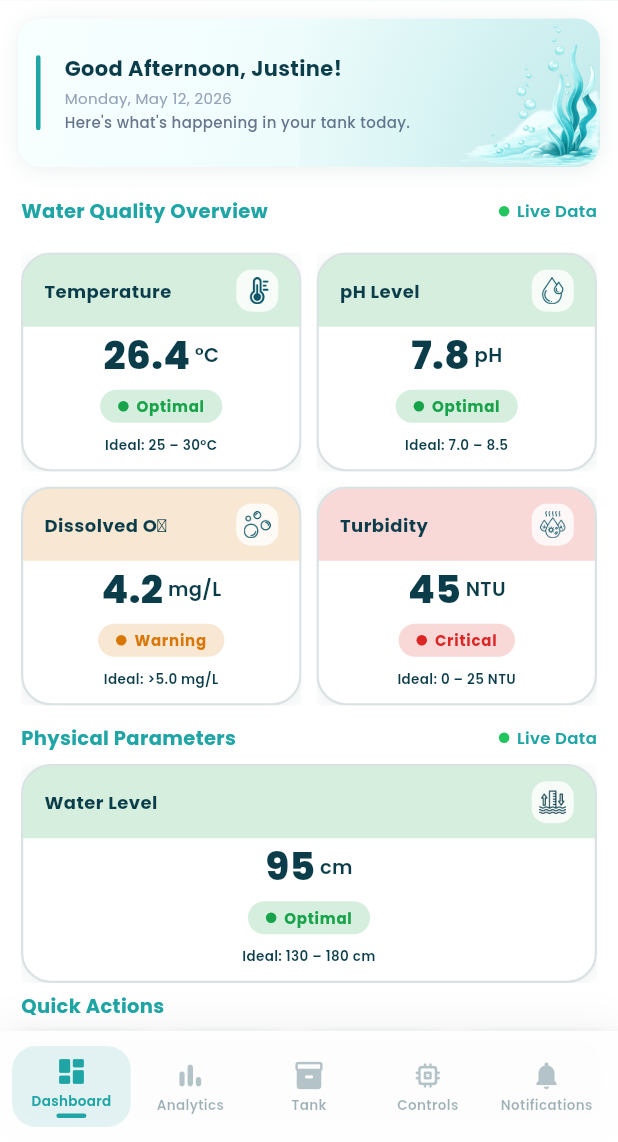
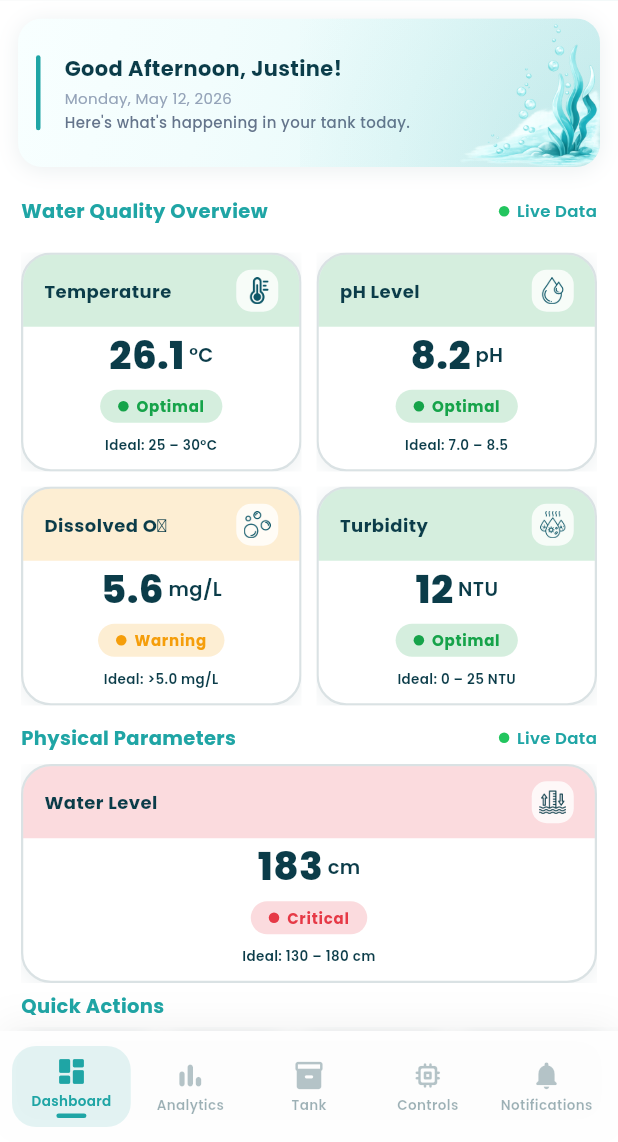
Before and after one commit to justinemontante/CrayCare, a Flutter app: the screen it shows after launch, after a tap on "Sign In", on a phone screen of 412 x 824 dp, the part 94-1236 px from its top. Run offline on Flutter 3.47's test engine with Material 3 defaults, Android fonts, the light colour scheme and no system bars; our stand-ins replace shared_preferences.

Commit message:
fix dashboard

```diff
--- a/lib/screens/dashboard_screen.dart
+++ b/lib/screens/dashboard_screen.dart
@@ -1,11 +1,36 @@
 import 'package:flutter/material.dart';
 import '../theme/app_colors.dart';
 import '../widgets/section_label.dart';
+import '../services/sensor_service.dart';
+import '../services/settings_service.dart';
 
-class DashboardScreen extends StatelessWidget {
+class DashboardScreen extends StatefulWidget {
   final VoidCallback? onViewGraph;
 
   const DashboardScreen({super.key, this.onViewGraph});
+
+  @override
+  State<DashboardScreen> createState() => _DashboardScreenState();
+}
+
+class _DashboardScreenState extends State<DashboardScreen> {
+  @override
+  void initState() {
+    super.initState();
+    SensorService.instance.addListener(_refreshUI);
+    SettingsService.instance.addListener(_refreshUI);
+  }
+
+  @override
+  void dispose() {
+    SensorService.instance.removeListener(_refreshUI);
+    SettingsService.instance.removeListener(_refreshUI);
+    super.dispose();
+  }
+
+  void _refreshUI() {
+    if (mounted) setState(() {});
+  }
 
   @override
   Widget build(BuildContext context) {
@@ -15,9 +40,15 @@ class DashboardScreen extends StatelessWidget {
         child: Column(
           children: [
             _buildGreeting(),
-            const SectionLabel(label: 'Water Quality Overview', showLiveData: true),
+            const SectionLabel(
+              label: 'Water Quality Overview',
+              showLiveData: true,
+            ),
             _buildGaugeGrid(context),
-            const SectionLabel(label: 'Physical Parameters', showLiveData: true),
+            const SectionLabel(
+              label: 'Physical Parameters',
+              showLiveData: true,
+            ),
             _buildWaterLevelGauge(context),
             _buildQuickActionsHeader(),
             _buildQuickActions(),
@@ -71,7 +102,7 @@ class DashboardScreen extends StatelessWidget {
                     crossAxisAlignment: CrossAxisAlignment.start,
                     mainAxisSize: MainAxisSize.min,
                     children: [
-                      Text(
+                      const Text(
                         'Good Afternoon, Justine!',
                         style: TextStyle(
                           fontSize: 14,
@@ -80,7 +111,7 @@ class DashboardScreen extends StatelessWidget {
                         ),
                       ),
                       const SizedBox(height: 3),
-                      Text(
+                      const Text(
                         'Monday, May 12, 2026',
                         style: TextStyle(
                           fontSize: 10,
@@ -140,6 +171,11 @@ class DashboardScreen extends StatelessWidget {
   }
 
   Widget _buildGaugeGrid(BuildContext context) {
+    final temp = SensorService.instance.getLatestValue('temp');
+    final ph = SensorService.instance.getLatestValue('ph');
+    final dO2 = SensorService.instance.getLatestValue('do');
+    final turb = SensorService.instance.getLatestValue('turb');
+
     return Padding(
       padding: const EdgeInsets.fromLTRB(14, 10, 14, 0),
       child: Column(
@@ -149,19 +185,19 @@ class DashboardScreen extends StatelessWidget {
               Expanded(
                 child: _buildGaugeCard(
                   title: 'Temperature',
-                  value: '26.4',
+                  value: temp.toStringAsFixed(1),
                   unit: '\u00B0C',
                   ideal: 'Ideal: 25 \u2013 30\u00B0C',
                   iconPath: 'assets/images/temperature.png',
-                  status: 'Optimal',
-                  statusColor: AppColors.successLight,
+                  status: _getStatus('temp', temp),
+                  statusColor: _getStatusColor('temp', temp),
                   onTap: () => _showGaugeDetail(
                     context,
                     title: 'Temperature',
-                    value: '26.4',
+                    value: temp.toStringAsFixed(1),
                     unit: '\u00B0C',
-                    status: 'Optimal',
-                    statusColor: AppColors.successLight,
+                    status: _getStatus('temp', temp),
+                    statusColor: _getStatusColor('temp', temp),
                     ideal: '25 \u2013 30\u00B0C',
                     iconPath: 'assets/images/temperature.png',
                   ),
@@ -171,19 +207,19 @@ class DashboardScreen extends StatelessWidget {
               Expanded(
                 child: _buildGaugeCard(
                   title: 'pH Level',
-                  value: '7.8',
+                  value: ph.toStringAsFixed(1),
                   unit: 'pH',
                   ideal: 'Ideal: 7.0 \u2013 8.5',
                   iconPath: 'assets/images/pH.png',
-                  status: 'Optimal',
-                  statusColor: AppColors.successLight,
+                  status: _getStatus('ph', ph),
+                  statusColor: _getStatusColor('ph', ph),
                   onTap: () => _showGaugeDetail(
                     context,
                     title: 'pH Level',
-                    value: '7.8',
+                    value: ph.toStringAsFixed(1),
                     unit: 'pH',
-                    status: 'Optimal',
-                    statusColor: AppColors.successLight,
+                    status: _getStatus('ph', ph),
+                    statusColor: _getStatusColor('ph', ph),
                     ideal: '7.0 \u2013 8.5',
                     iconPath: 'assets/images/pH.png',
                   ),
@@ -197,19 +233,19 @@ class DashboardScreen extends StatelessWidget {
               Expanded(
                 child: _buildGaugeCard(
                   title: 'Dissolved O\u2082',
-                  value: '4.2',
+                  value: dO2.toStringAsFixed(1),
                   unit: 'mg/L',
                   ideal: 'Ideal: >5.0 mg/L',
                   iconPath: 'assets/images/DO.png',
-                  status: 'Warning',
-                  statusColor: AppColors.warningDark,
+                  status: _getStatus('do', dO2),
+                  statusColor: _getStatusColor('do', dO2),
                   onTap: () => _showGaugeDetail(
                     context,
                     title: 'Dissolved O\u2082',
-                    value: '4.2',
+                    value: dO2.toStringAsFixed(1),
                     unit: 'mg/L',
-                    status: 'Warning',
-                    statusColor: AppColors.warningDark,
+                    status: _getStatus('do', dO2),
+                    statusColor: _getStatusColor('do', dO2),
                     ideal: '>5.0 mg/L',
                     iconPath: 'assets/images/DO.png',
                   ),
@@ -219,19 +255,19 @@ class DashboardScreen extends StatelessWidget {
               Expanded(
                 child: _buildGaugeCard(
                   title: 'Turbidity',
-                  value: '45',
+                  value: turb.toStringAsFixed(0),
                   unit: 'NTU',
                   ideal: 'Ideal: 0 \u2013 25 NTU',
                   iconPath: 'assets/images/Turbidity.png',
-                  status: 'Critical',
-                  statusColor: AppColors.criticalDark,
+                  status: _getStatus('turb', turb),
+                  statusColor: _getStatusColor('turb', turb),
                   onTap: () => _showGaugeDetail(
                     context,
                     title: 'Turbidity',
-                    value: '45',
+                    value: turb.toStringAsFixed(0),
                     unit: 'NTU',
-                    status: 'Critical',
-                    statusColor: AppColors.criticalDark,
+                    status: _getStatus('turb', turb),
+                    statusColor: _getStatusColor('turb', turb),
                     ideal: '0 \u2013 25 NTU',
                     iconPath: 'assets/images/Turbidity.png',
                   ),
@@ -242,6 +278,23 @@ class DashboardScreen extends StatelessWidget {
         ],
       ),
     );
+  }
+
+  String _getStatus(String key, double val) {
+    final range = SettingsService.instance.currentRanges[key];
+    if (range == null) return 'Normal';
+    if (val < range['min']! || val > range['max']!) return 'Critical';
+    final padding = (range['max']! - range['min']!) * 0.1;
+    if (val < range['min']! + padding || val > range['max']! - padding)
+      return 'Warning';
+    return 'Optimal';
+  }
+
+  Color _getStatusColor(String key, double val) {
+    final status = _getStatus(key, val);
+    if (status == 'Critical') return AppColors.critical;
+    if (status == 'Warning') return AppColors.warning;
+    return AppColors.successLight;
   }
 
   Widget _buildGaugeCard({
@@ -267,24 +320,25 @@ class DashboardScreen extends StatelessWidget {
   }
 
   Widget _buildWaterLevelGauge(BuildContext context) {
+    final wl = SensorService.instance.getLatestValue('waterlevel');
     return Padding(
       padding: const EdgeInsets.symmetric(horizontal: 14),
       child: _buildGaugeCard(
         title: 'Water Level',
-        value: '95',
+        value: wl.toStringAsFixed(0),
         unit: 'cm',
         ideal: 'Ideal: 130 \u2013 180 cm',
         iconPath: 'assets/images/waterLevel.png',
-        status: 'Optimal',
-        statusColor: AppColors.successLight,
+        status: _getStatus('waterlevel', wl),
+        statusColor: _getStatusColor('waterlevel', wl),
         onTap: () => _showGaugeDetail(
           context,
           title: 'Water Level',
-          value: '95',
+          value: wl.toStringAsFixed(0),
           unit: 'cm',
-          status: 'Optimal',
-          statusColor: AppColors.successLight,
-                  ideal: '130 \u2013 180 cm',
+          status: _getStatus('waterlevel', wl),
+          statusColor: _getStatusColor('waterlevel', wl),
+          ideal: '130 \u2013 180 cm',
           iconPath: 'assets/images/waterLevel.png',
         ),
       ),
@@ -296,9 +350,9 @@ class DashboardScreen extends StatelessWidget {
       padding: const EdgeInsets.fromLTRB(14, 6, 14, 4),
       child: Row(
         children: [
-          Text(
+          const Text(
             'Quick Actions',
-            style: const TextStyle(
+            style: TextStyle(
               fontSize: 13,
               fontWeight: FontWeight.w700,
               color: AppColors.primary,
@@ -338,9 +392,7 @@ class DashboardScreen extends StatelessWidget {
                 begin: Alignment.topLeft,
                 end: Alignment.bottomRight,
               ),
-              border: Border.all(
-                color: AppColors.darkWith(0.06),
-              ),
+              border: Border.all(color: AppColors.darkWith(0.06)),
               borderRadius: BorderRadius.circular(10),
               boxShadow: [
                 BoxShadow(
@@ -520,11 +572,7 @@ class DashboardScreen extends StatelessWidget {
   }
 
   Widget _buildStatDivider() {
-    return Container(
-      width: 1,
-      height: 40,
-      color: AppColors.darkWith(0.1),
-    );
+    return Container(width: 1, height: 40, color: AppColors.darkWith(0.1));
   }
 
   Widget _buildDetailRow(IconData icon, String label, String value) {
@@ -534,11 +582,7 @@ class DashboardScreen extends StatelessWidget {
         Row(
           mainAxisSize: MainAxisSize.min,
           children: [
-            Icon(
-              icon,
-              size: 14,
-              color: AppColors.darkWith(0.5),
-            ),
+            Icon(icon, size: 14, color: AppColors.darkWith(0.5)),
             const SizedBox(width: 8),
             Text(
               label,
@@ -583,11 +627,7 @@ class DashboardScreen extends StatelessWidget {
         children: [
           Row(
             children: [
-              Icon(
-                Icons.egg_rounded,
-                size: 18,
-                color: AppColors.darkWith(0.7),
-              ),
+              Icon(Icons.egg_rounded, size: 18, color: AppColors.darkWith(0.7)),
               const SizedBox(width: 6),
               const Text(
                 'Feeding Schedule',
@@ -641,11 +681,7 @@ class DashboardScreen extends StatelessWidget {
                   ],
                 ),
               ),
-              Container(
-                width: 1,
-                height: 60,
-                color: AppColors.darkWith(0.1),
-              ),
+              Container(width: 1, height: 60, color: AppColors.darkWith(0.1)),
               Expanded(
                 child: Column(
                   children: [
@@ -726,12 +762,6 @@ class DashboardScreen extends StatelessWidget {
     );
   }
 
-  String _formatTimestamp(DateTime dt) {
-    final h = dt.hour > 12 ? dt.hour - 12 : (dt.hour == 0 ? 12 : dt.hour);
-    final ampm = dt.hour >= 12 ? 'PM' : 'AM';
-    return 'Captured: $h:${dt.minute.toString().padLeft(2, '0')} $ampm';
-  }
-
   void _showGaugeDetail(
     BuildContext context, {
     required String title,
@@ -772,7 +802,7 @@ class DashboardScreen extends StatelessWidget {
                     GestureDetector(
                       onTap: () {
                         Navigator.pop(ctx);
-                        onViewGraph?.call();
+                        widget.onViewGraph?.call();
                       },
                       child: Row(
                         mainAxisSize: MainAxisSize.min,
@@ -786,7 +816,7 @@ class DashboardScreen extends StatelessWidget {
                             ),
                           ),
                           const SizedBox(width: 3),
-                          Icon(
+                          const Icon(
                             Icons.chevron_right,
                             size: 11,
                             color: AppColors.primary,
@@ -893,7 +923,10 @@ class DashboardScreen extends StatelessWidget {
                 const SizedBox(height: 6),
                 Center(
                   child: Container(
-                    padding: const EdgeInsets.symmetric(horizontal: 10, vertical: 3),
+                    padding: const EdgeInsets.symmetric(
+                      horizontal: 10,
+                      vertical: 3,
+                    ),
                     decoration: BoxDecoration(
                       color: AppColors.primaryWith(0.06),
                       borderRadius: BorderRadius.circular(6),
@@ -901,7 +934,11 @@ class DashboardScreen extends StatelessWidget {
                     child: Row(
                       mainAxisSize: MainAxisSize.min,
                       children: [
-                        Icon(Icons.access_time, size: 10, color: AppColors.primaryWith(0.6)),
+                        Icon(
+                          Icons.access_time,
+                          size: 10,
+                          color: AppColors.primaryWith(0.6),
+                        ),
                         const SizedBox(width: 4),
                         Text(
                           _formatTimestamp(DateTime.now()),
@@ -1005,6 +1042,12 @@ class DashboardScreen extends StatelessWidget {
       },
     );
   }
+
+  String _formatTimestamp(DateTime dt) {
+    final h = dt.hour > 12 ? dt.hour - 12 : (dt.hour == 0 ? 12 : dt.hour);
+    final ampm = dt.hour >= 12 ? 'PM' : 'AM';
+    return 'Captured: $h:${dt.minute.toString().padLeft(2, '0')} $ampm';
+  }
 }
 
 class _GaugeCard extends StatefulWidget {
@@ -1048,9 +1091,7 @@ class _GaugeCardState extends State<_GaugeCard> {
         onTapCancel: () => setState(() => _isPressed = false),
         child: Ink(
           decoration: BoxDecoration(
-            color: _isPressed
-                ? AppColors.darkWith(0.03)
-                : Colors.white,
+            color: _isPressed ? AppColors.darkWith(0.03) : Colors.white,
             borderRadius: BorderRadius.circular(20),
             border: Border.all(
               color: _isPressed
@@ -1071,7 +1112,10 @@ class _GaugeCardState extends State<_GaugeCard> {
           child: Column(
             children: [
               Container(
-                padding: const EdgeInsets.symmetric(horizontal: 14, vertical: 10),
+                padding: const EdgeInsets.symmetric(
+                  horizontal: 14,
+                  vertical: 10,
+                ),
                 decoration: BoxDecoration(
                   color: widget.statusColor.withValues(alpha: 0.18),
                   borderRadius: const BorderRadius.vertical(
@@ -1133,7 +1177,10 @@ class _GaugeCardState extends State<_GaugeCard> {
               ),
               Container(
                 margin: const EdgeInsets.symmetric(vertical: 8),
-                padding: const EdgeInsets.symmetric(horizontal: 12, vertical: 4),
+                padding: const EdgeInsets.symmetric(
+                  horizontal: 12,
+                  vertical: 4,
+                ),
                 decoration: BoxDecoration(
                   color: widget.statusColor.withValues(alpha: 0.18),
                   borderRadius: BorderRadius.circular(20),
--- /dev/null
+++ b/lib/services/sensor_service.dart
@@ -0,0 +1,59 @@
+import 'package:flutter/foundation.dart';
+import 'dart:async';
+import 'dart:math';
+
+class SensorService extends ChangeNotifier {
+  static final SensorService instance = SensorService._();
+  SensorService._() {
+    _generateInitialData();
+    _startLiveUpdates();
+  }
+
+  final _rng = Random(42);
+  final Map<String, List<double>> _data = {};
+  Timer? _liveTimer;
+
+  // Configuration for sensors
+  final Map<String, Map<String, double>> seeds = {
+    'temp': {'min': 24.0, 'max': 32.0},
+    'ph': {'min': 6.5, 'max': 9.0},
+    'do': {'min': 2.5, 'max': 7.0},
+    'turb': {'min': 10.0, 'max': 70.0},
+    'waterlevel': {'min': 100.0, 'max': 200.0},
+  };
+
+  void _generateInitialData() {
+    seeds.forEach((key, bounds) {
+      _data[key] = List.generate(60, (_) {
+        return bounds['min']! +
+            _rng.nextDouble() * (bounds['max']! - bounds['min']!);
+      });
+    });
+  }
+
+  void _startLiveUpdates() {
+    _liveTimer?.cancel();
+    _liveTimer = Timer.periodic(const Duration(seconds: 5), (timer) {
+      _pushNewData();
+    });
+  }
+
+  DateTime lastUpdated = DateTime.now();
+
+  void _pushNewData() {
+    seeds.forEach((key, bounds) {
+      final list = _data[key]!;
+      list.removeAt(0);
+      final lastVal = list.last;
+      // Increased fluctuation for visible changes
+      double newVal = lastVal + (_rng.nextDouble() - 0.5) * 3.0;
+      newVal = newVal.clamp(bounds['min']!, bounds['max']!);
+      list.add(newVal);
+    });
+    lastUpdated = DateTime.now();
+    notifyListeners();
+  }
+
+  List<double> getData(String key) => _data[key] ?? [];
+  double getLatestValue(String key) => _data[key]?.last ?? 0.0;
+}
```
Also changed, not shown: lib/screens/analytics_screen.dart (+19 -42 lines), lib/services/tank_service.dart (added, +32 -0 lines).
